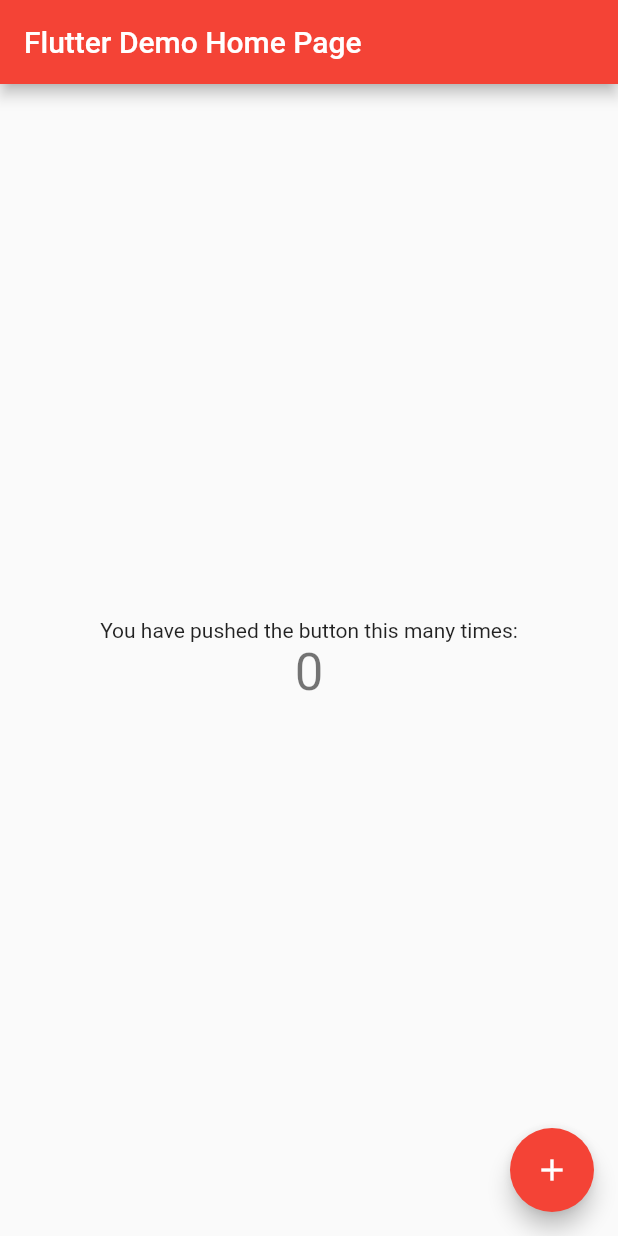
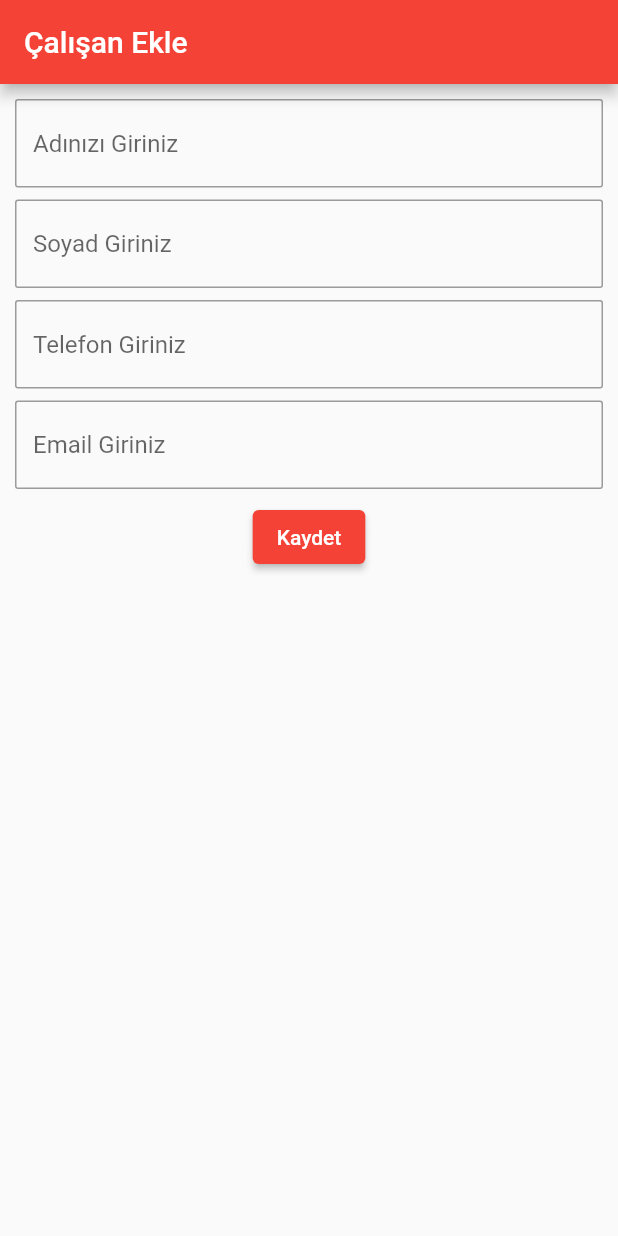
Before and after one commit to kacmazsila/library_system, a Flutter app: the screen it shows after launch, on a phone screen of 412 x 824 dp. Run offline on Flutter 3.47's test engine with Material 2 defaults, Android fonts, the phone set to English and light mode, and no system bars; missing offline and left inert: dart:ffi; accounts and stored records are empty.

Commit message:
Employee create tasarım

```diff
--- a/lib/Models/Employer.dart
+++ b/lib/Models/Employer.dart
@@ -13,7 +13,7 @@
   int countOfBook = 0;
   JobType? jType;
 
-  List<Employer> employeeRecords = List.empty();
+  List<Employer> employeeRecords = <Employer>[];
 
   List<Employer> getEmployees() {
     return employeeRecords;
--- a/lib/Screens/EmployeeScreens/EmployeeOperation_Widget.dart
+++ b/lib/Screens/EmployeeScreens/EmployeeOperation_Widget.dart
@@ -0,0 +1,112 @@
+import 'package:flutter/material.dart';
+import 'package:flutter/src/widgets/container.dart';
+import 'package:flutter/src/widgets/framework.dart';
+import 'package:library_system/Models/Employer.dart';
+
+class EmployeeOperation_Widget extends StatefulWidget {
+  const EmployeeOperation_Widget({super.key});
+
+  @override
+  State<EmployeeOperation_Widget> createState() =>
+      _EmployeeOperation_WidgetState();
+}
+
+class _EmployeeOperation_WidgetState extends State<EmployeeOperation_Widget> {
+  TextEditingController ctName = TextEditingController();
+  TextEditingController ctLastName = TextEditingController();
+  TextEditingController ctPhone = TextEditingController();
+  TextEditingController ctEmail = TextEditingController();
+
+  List<Employer> lstEmployees = List.empty();
+
+  @override
+  Widget build(BuildContext context) {
+    return Scaffold(
+      appBar: AppBar(title: Text("Çalışan Ekle"), backgroundColor: Colors.red),
+      body: Center(
+        child: Padding(
+          padding: const EdgeInsets.all(10.0),
+          child: Column(
+            children: [
+              TextField(
+                controller: ctName,
+                decoration: const InputDecoration(
+                    border: OutlineInputBorder(
+                      borderRadius: BorderRadius.all(Radius.circular(2)),
+                    ),
+                    hintText: 'Adınızı Giriniz'),
+              ),
+              Padding(
+                padding: const EdgeInsets.only(top: 8),
+                child: TextField(
+                  controller: ctLastName,
+                  decoration: const InputDecoration(
+                      border: OutlineInputBorder(
+                        borderRadius: BorderRadius.all(Radius.circular(2)),
+                      ),
+                      hintText: 'Soyad Giriniz'),
+                ),
+              ),
+              Padding(
+                padding: const EdgeInsets.only(top: 8),
+                child: TextField(
+                  controller: ctPhone,
+                  decoration: const InputDecoration(
+                      border: OutlineInputBorder(
+                        borderRadius: BorderRadius.all(Radius.circular(2)),
+                      ),
+                      hintText: 'Telefon Giriniz'),
+                ),
+              ),
+              Padding(
+                padding: const EdgeInsets.only(top: 8),
+                child: TextField(
+                  controller: ctEmail,
+                  decoration: const InputDecoration(
+                      border: OutlineInputBorder(
+                        borderRadius: BorderRadius.all(Radius.circular(2)),
+                      ),
+                      hintText: 'Email Giriniz'),
+                ),
+              ),
+              Padding(
+                padding: const EdgeInsets.all(8.0),
+                child: ElevatedButton(
+                  onPressed: saveEmployee,
+                  child: Text("Kaydet"),
+                ),
+              ),
+              !lstEmployees.isEmpty
+                  ? Container(
+                      height: 50,
+                      child: ListView.builder(
+                          itemCount: lstEmployees.length,
+                          itemBuilder: (context, index) {
+                            return ListTile(
+                              title: Text(
+                                  lstEmployees[index].firstName.toString()),
+                            );
+                          }),
+                    )
+                  : Container(),
+            ],
+          ),
+        ),
+      ),
+    );
+  }
+
+  saveEmployee() {
+    Employer emp = new Employer();
+
+    emp.firstName = ctName.text.toString();
+    emp.lastName = ctLastName.text.toString();
+    emp.phoneNumber = ctPhone.text.toString();
+    emp.eMail = ctEmail.text.toString();
+
+    setState(() {
+      emp.save();
+      lstEmployees = emp.getEmployees();
+    });
+  }
+}
--- a/lib/main.dart
+++ b/lib/main.dart
@@ -1,6 +1,7 @@
 import 'package:flutter/material.dart';
 import 'package:library_system/Models/Employer.dart';
 import 'package:library_system/Models/Person.dart';
+import 'package:library_system/Screens/EmployeeScreens/EmployeeOperations_Page.dart';
 
 void main() {
   runApp(const MyApp());
@@ -15,15 +16,6 @@
     return MaterialApp(
       title: 'Flutter Demo',
       theme: ThemeData(
-        // This is the theme of your application.
-        //
-        // Try running your application with "flutter run". You'll see the
-        // application has a blue toolbar. Then, without quitting the app, try
-        // changing the primarySwatch below to Colors.green and then invoke
-        // "hot reload" (press "r" in the console where you ran "flutter run",
-        // or simply save your changes to "hot reload" in a Flutter IDE).
-        // Notice that the counter didn't reset back to zero; the application
-        // is not restarted.
         primarySwatch: Colors.red,
       ),
       home: const MyHomePage(title: 'Flutter Demo Home Page'),
@@ -34,15 +26,6 @@
 class MyHomePage extends StatefulWidget {
   const MyHomePage({super.key, required this.title});
 
-  // This widget is the home page of your application. It is stateful, meaning
-  // that it has a State object (defined below) that contains fields that affect
-  // how it looks.
-
-  // This class is the configuration for the state. It holds the values (in this
-  // case the title) provided by the parent (in this case the App widget) and
-  // used by the build method of the State. Fields in a Widget subclass are
-  // always marked "final".
-
   final String title;
 
   @override
@@ -50,54 +33,8 @@
 }
 
 class _MyHomePageState extends State<MyHomePage> {
-  int _counter = 0;
-
-  void _incrementCounter() {
-    setState(() {
-      // This call to setState tells the Flutter framework that something has
-      // changed in this State, which causes it to rerun the build method below
-      // so that the display can reflect the updated values. If we changed
-      // _counter without calling setState(), then the build method would not be
-      // called again, and so nothing would appear to happen.
-      _counter++;
-    });
-  }
-
   @override
   Widget build(BuildContext context) {
-    // This method is rerun every time setState is called, for instance as done
-    // by the _incrementCounter method above.
-    //
-    // The Flutter framework has been optimized to make rerunning build methods
-    // fast, so that you can just rebuild anything that needs updating rather
-    // than having to individually change instances of widgets.
-    return Scaffold(
-      appBar: AppBar(
-        // Here we take the value from the MyHomePage object that was created by
-        // the App.build method, and use it to set our appbar title.
-        title: Text(widget.title),
-      ),
-      body: Center(
-        // Center is a layout widget. It takes a single child and positions it
-        // in the middle of the parent.
-        child: Column(
-          mainAxisAlignment: MainAxisAlignment.center,
-          children: <Widget>[
-            const Text(
-              'You have pushed the button this many times:',
-            ),
-            Text(
-              '$_counter',
-              style: Theme.of(context).textTheme.headline4,
-            ),
-          ],
-        ),
-      ),
-      floatingActionButton: FloatingActionButton(
-        onPressed: _incrementCounter,
-        tooltip: 'Increment',
-        child: const Icon(Icons.add),
-      ), // This trailing comma makes auto-formatting nicer for build methods.
-    );
+    return EmployeeOperations_Page();
   }
 }
```
Also changed, not shown: lib/Screens/EmployeeScreens/EmployeeOperations_Page.dart (+5 -56 lines).
